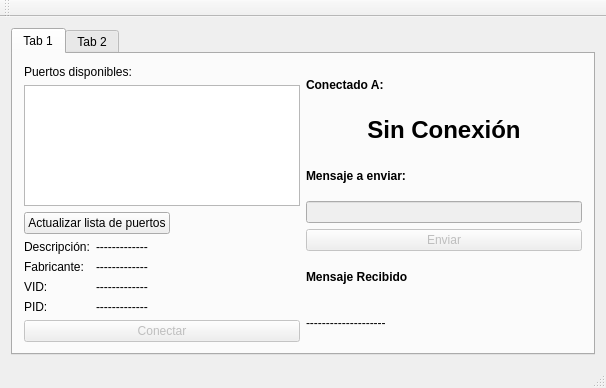
First picture: the form in mainwindow.ui, repository omarCamargo/serialPortQt, before the edit.
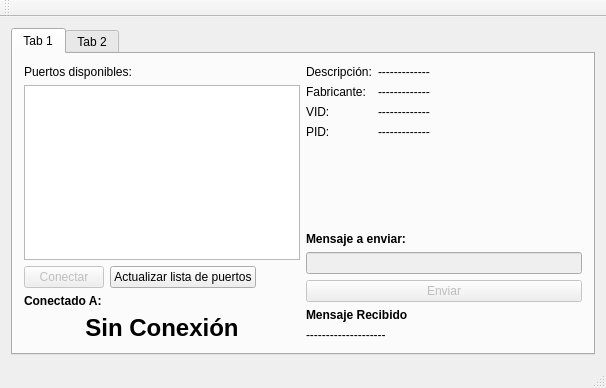
Second picture: the form after the edit. The open tabs and pages were chosen to show the change. Icons and pictures are not drawn. Custom widgets are drawn as their Qt base class.

Commit message: first commit form new branch

```diff
--- a/mainwindow.ui
+++ b/mainwindow.ui
@@ -39,6 +39,16 @@
           </item>
           <item>
            <layout class="QHBoxLayout" name="horizontalLayout">
+            <item>
+             <widget class="QPushButton" name="btnConectar">
+              <property name="enabled">
+               <bool>false</bool>
+              </property>
+              <property name="text">
+               <string>Conectar</string>
+              </property>
+             </widget>
+            </item>
             <item>
              <widget class="QPushButton" name="btnBuscar">
               <property name="text">
@@ -62,6 +72,46 @@
            </layout>
           </item>
           <item>
+           <widget class="QLabel" name="label_8">
+            <property name="font">
+             <font>
+              <weight>75</weight>
+              <bold>true</bold>
+             </font>
+            </property>
+            <property name="text">
+             <string>Conectado A:</string>
+            </property>
+           </widget>
+          </item>
+          <item>
+           <widget class="QLabel" name="lblSerialConected">
+            <property name="font">
+             <font>
+              <pointsize>18</pointsize>
+              <weight>75</weight>
+              <bold>true</bold>
+             </font>
+            </property>
+            <property name="text">
+             <string>Sin Conexión</string>
+            </property>
+            <property name="scaledContents">
+             <bool>true</bool>
+            </property>
+            <property name="alignment">
+             <set>Qt::AlignCenter</set>
+            </property>
+            <property name="margin">
+             <number>0</number>
+            </property>
+           </widget>
+          </item>
+         </layout>
+        </item>
+        <item>
+         <layout class="QVBoxLayout" name="verticalLayout_5">
+          <item>
            <layout class="QGridLayout" name="gridLayout" columnstretch="0,1,0" columnminimumwidth="0,0,0">
             <item row="2" column="0">
              <widget class="QLabel" name="label_6">
@@ -122,54 +172,17 @@
            </layout>
           </item>
           <item>
-           <widget class="QPushButton" name="btnConectar">
-            <property name="enabled">
-             <bool>false</bool>
+           <spacer name="verticalSpacer">
+            <property name="orientation">
+             <enum>Qt::Vertical</enum>
             </property>
-            <property name="text">
-             <string>Conectar</string>
+            <property name="sizeHint" stdset="0">
+             <size>
+              <width>20</width>
+              <height>40</height>
+             </size>
             </property>
-           </widget>
-          </item>
-         </layout>
-        </item>
-        <item>
-         <layout class="QVBoxLayout" name="verticalLayout_5">
-          <item>
-           <widget class="QLabel" name="label_8">
-            <property name="font">
-             <font>
-              <weight>75</weight>
-              <bold>true</bold>
-             </font>
-            </property>
-            <property name="text">
-             <string>Conectado A:</string>
-            </property>
-           </widget>
-          </item>
-          <item>
-           <widget class="QLabel" name="lblSerialConected">
-            <property name="font">
-             <font>
-              <pointsize>18</pointsize>
-              <weight>75</weight>
-              <bold>true</bold>
-             </font>
-            </property>
-            <property name="text">
-             <string>Sin Conexión</string>
-            </property>
-            <property name="scaledContents">
-             <bool>true</bool>
-            </property>
-            <property name="alignment">
-             <set>Qt::AlignCenter</set>
-            </property>
-            <property name="margin">
-             <number>0</number>
-            </property>
-           </widget>
+           </spacer>
           </item>
           <item>
            <widget class="QLabel" name="label_4">
```
Left out of the diff: 2 changed lines with no effect on the pictures. The commit also changes 3 other files.
